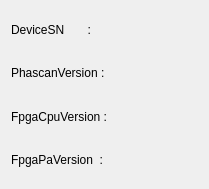
This is phascan_view/ui/dialog/dialogaboutfileproperties.ui in qinxingying/hello-word as Qt 5 draws it before an edit. The edited form follows.
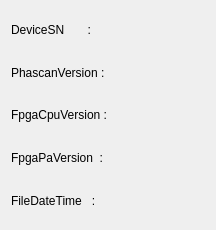
This is the edited form.

What changed in the file:
```diff
--- a/phascan_view/ui/dialog/dialogaboutfileproperties.ui
+++ b/phascan_view/ui/dialog/dialogaboutfileproperties.ui
@@ -6,8 +6,8 @@
    <rect>
     <x>0</x>
     <y>0</y>
-    <width>209</width>
-    <height>189</height>
+    <width>216</width>
+    <height>230</height>
    </rect>
   </property>
   <property name="windowTitle">
@@ -86,6 +86,24 @@
      </item>
     </layout>
    </item>
+   <item>
+    <layout class="QHBoxLayout" name="horizontalLayout_5">
+     <item>
+      <widget class="QLabel" name="label_4">
+       <property name="text">
+        <string>FileDateTime   :</string>
+       </property>
+      </widget>
+     </item>
+     <item>
+      <widget class="QLabel" name="labelDateTime">
+       <property name="text">
+        <string/>
+       </property>
+      </widget>
+     </item>
+    </layout>
+   </item>
   </layout>
  </widget>
  <resources/>
```
